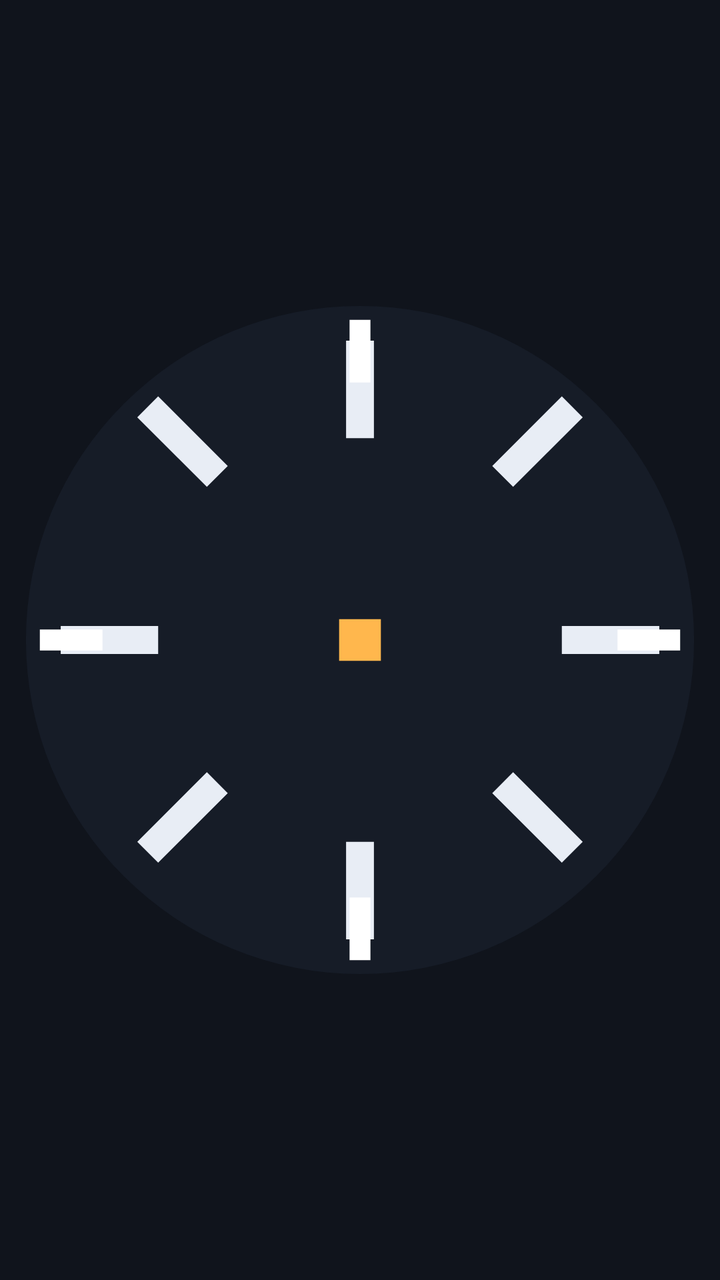
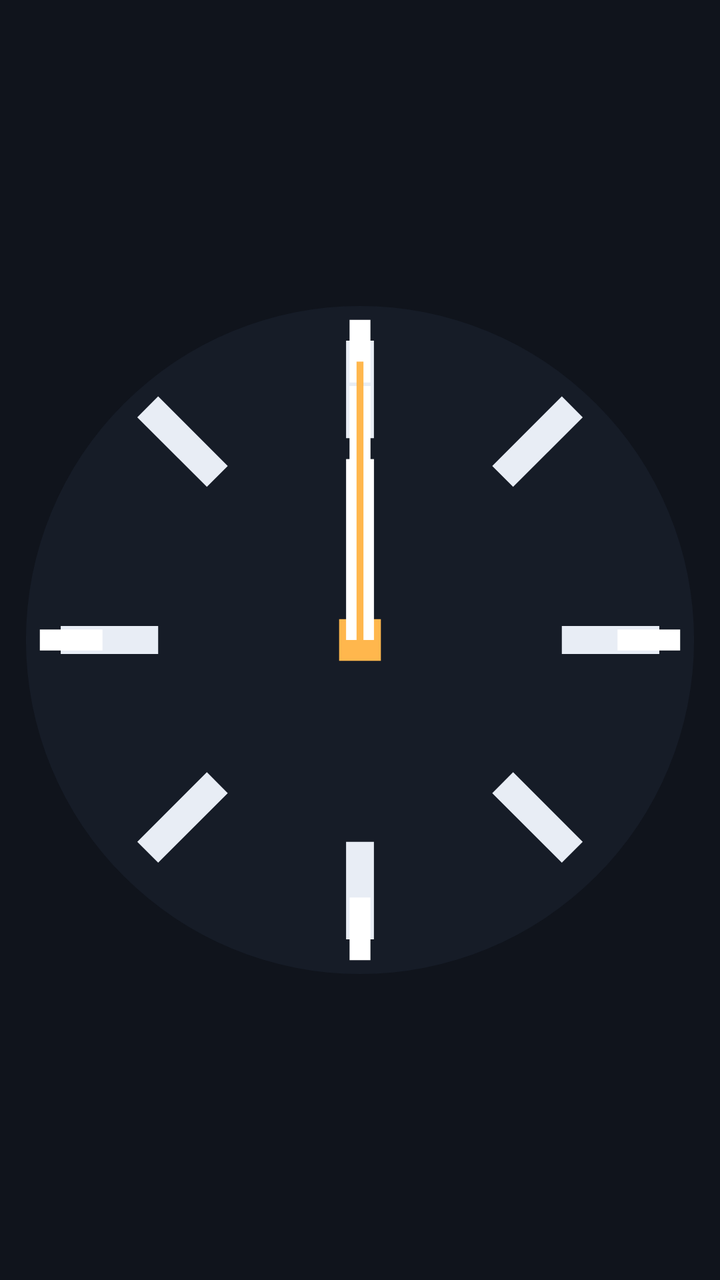

Screens rendered from an Android XML layout before and after an edit, with the pre-edit source and the edit as a unified diff.
<!-- AndroidManifest.xml: application theme AppTheme -->
<!-- res/layout/widget_clock.xml -->
<FrameLayout xmlns:android="http://schemas.android.com/apk/res/android" android:id="@+id/clock" android:layout_width="match_parent" android:layout_height="match_parent" android:background="#10141C" android:padding="6dp"><ImageView android:id="@+id/face" android:layout_width="match_parent" android:layout_height="match_parent" android:src="@drawable/clock_face" android:scaleType="fitCenter" /></FrameLayout>
<!-- resources referenced by this layout -->
<resources>
  <!-- drawable clock_face (drawable) -->
  <vector xmlns:android="http://schemas.android.com/apk/res/android" android:width="200dp" android:height="200dp" android:viewportWidth="200" android:viewportHeight="200"><path android:fillColor="#161C27" android:pathData="M100,4A96,96 0,1 0,100 196A96,96 0,1 0,100 4"/><path android:fillColor="#E8EDF5" android:pathData="M96,14h8v28h-8zM96,158h8v28h-8zM14,96h28v8H14zM158,96h28v8h-28zM36,36l6,-6 20,20 -6,6zM138,144l6,-6 20,20 -6,6zM164,36l-20,20 -6,-6 20,-20zM62,144l-20,20 -6,-6 20,-20z"/><path android:fillColor="#FFFFFF" android:pathData="M97,8h6v18h-6zM97,174h6v18h-6zM8,97h18v6H8zM174,97h18v6h-18z"/><path android:fillColor="#FFB74D" android:pathData="M94,94h12v12h-12z"/></vector>
  <style name="AppTheme" parent="android:style/Theme.Material.Light.NoActionBar"><item name="android:fontFamily">sans</item><item name="android:colorAccent">#FFFFFF</item></style>
</resources>

<!-- the commit's change to res/layout/widget_clock.xml (unified diff, before → after) -->
@@ -1 +1,6 @@
-<FrameLayout xmlns:android="http://schemas.android.com/apk/res/android" android:id="@+id/clock" android:layout_width="match_parent" android:layout_height="match_parent" android:background="#10141C" android:padding="6dp"><ImageView android:id="@+id/face" android:layout_width="match_parent" android:layout_height="match_parent" android:src="@drawable/clock_face" android:scaleType="fitCenter" /></FrameLayout>
+<FrameLayout xmlns:android="http://schemas.android.com/apk/res/android" android:id="@+id/clock" android:layout_width="match_parent" android:layout_height="match_parent" android:background="#10141C" android:padding="6dp">
+<ImageView android:id="@+id/face" android:layout_width="match_parent" android:layout_height="match_parent" android:src="@drawable/clock_face" android:scaleType="fitCenter" />
+<ImageView android:id="@+id/hour" android:layout_width="match_parent" android:layout_height="match_parent" android:src="@drawable/hand_hour" android:scaleType="fitCenter" />
+<ImageView android:id="@+id/minute" android:layout_width="match_parent" android:layout_height="match_parent" android:src="@drawable/hand_minute" android:scaleType="fitCenter" />
+<ImageView android:id="@+id/second" android:layout_width="match_parent" android:layout_height="match_parent" android:src="@drawable/hand_second" android:scaleType="fitCenter" />
+</FrameLayout>
<!-- resource entries referenced after the edit -->
@@ -2,6 +2,12 @@
 <resources>
   <!-- drawable clock_face (drawable) -->
   <vector xmlns:android="http://schemas.android.com/apk/res/android" android:width="200dp" android:height="200dp" android:viewportWidth="200" android:viewportHeight="200"><path android:fillColor="#161C27" android:pathData="M100,4A96,96 0,1 0,100 196A96,96 0,1 0,100 4"/><path android:fillColor="#E8EDF5" android:pathData="M96,14h8v28h-8zM96,158h8v28h-8zM14,96h28v8H14zM158,96h28v8h-28zM36,36l6,-6 20,20 -6,6zM138,144l6,-6 20,20 -6,6zM164,36l-20,20 -6,-6 20,-20zM62,144l-20,20 -6,-6 20,-20z"/><path android:fillColor="#FFFFFF" android:pathData="M97,8h6v18h-6zM97,174h6v18h-6zM8,97h18v6H8zM174,97h18v6h-18z"/><path android:fillColor="#FFB74D" android:pathData="M94,94h12v12h-12z"/></vector>
+  <!-- drawable hand_hour (drawable) -->
+  <vector xmlns:android="http://schemas.android.com/apk/res/android" android:width="200dp" android:height="200dp" android:viewportWidth="200" android:viewportHeight="200"><path android:fillColor="#FFFFFF" android:pathData="M96,100L96,48L104,48L104,100Z"/></vector>
+  <!-- drawable hand_minute (drawable) -->
+  <vector xmlns:android="http://schemas.android.com/apk/res/android" android:width="200dp" android:height="200dp" android:viewportWidth="200" android:viewportHeight="200"><path android:fillColor="#FFFFFF" android:pathData="M97,100L97,27L103,27L103,100Z"/></vector>
+  <!-- drawable hand_second (drawable) -->
+  <vector xmlns:android="http://schemas.android.com/apk/res/android" android:width="200dp" android:height="200dp" android:viewportWidth="200" android:viewportHeight="200"><path android:fillColor="#FFB74D" android:pathData="M99,100L99,20L101,20L101,100Z"/></vector>
   <style name="AppTheme" parent="android:style/Theme.Material.Light.NoActionBar"><item name="android:fontFamily">sans</item><item name="android:colorAccent">#FFFFFF</item></style>
 </resources>
 
